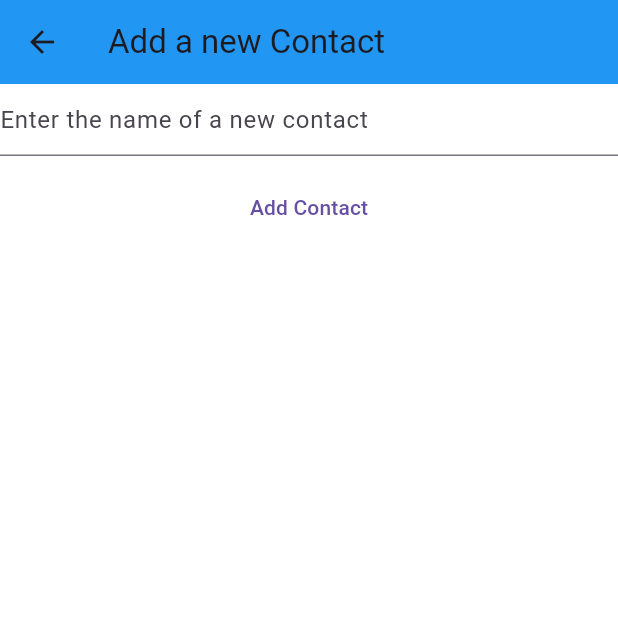
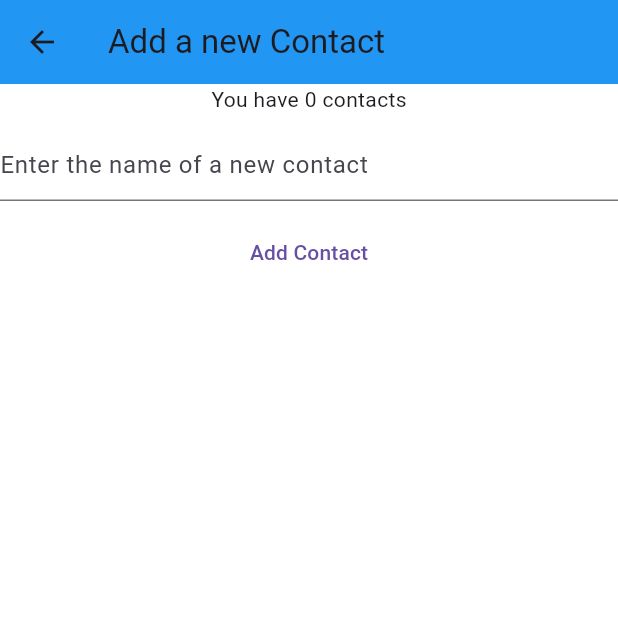
Before and after one commit to Marach8/FlutterStateManagementPracticProject_inherited_widget, a Flutter app: the AddContactView screen opened by its route, on a phone screen of 412 x 824 dp, the top half of it. Run offline on Flutter 3.47's test engine with Material 3 defaults, Android fonts, the phone set to English and light mode, and no system bars.

Commit message:
Added a Text to show the number of contacts

```diff
--- a/valuenotifier_valuelistenablebuilder_practice/lib/main.dart
+++ b/valuenotifier_valuelistenablebuilder_practice/lib/main.dart
@@ -105,11 +105,17 @@ class _AddContactViewState extends State<AddContactView> {
 
   @override
   Widget build(BuildContext context) {
+    final contactBook = ContactBook();
     return Scaffold(
       backgroundColor: Colors.white70,
       appBar: AppBar(title: const Text('Add a new Contact'), backgroundColor: Colors.blue),
-      body: Column(
+      body: ValueListenableBuilder(
+        valueListenable: contactBook,
+        builder: (context, contactValue, child){
+          return Column(
             children: [
+              Text('You have ${contactValue.length} contacts'),
+              const SizedBox(height:10),
               TextField(
                 controller: _controller,
                 decoration: const InputDecoration(
@@ -122,6 +128,8 @@ class _AddContactViewState extends State<AddContactView> {
                 child: const Text('Add Contact')
               )
             ]
+          );
+        }
       )
     );
   }
```
Lines whose indentation alone changed are shown as unchanged.
